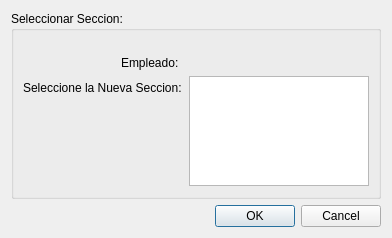
First picture: the form in src/ui/DialogAsignarEncargadoDeSeccion.ui, repository guilleurrutia10/division-transporte, before the edit.
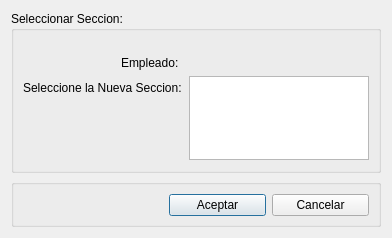
Second picture: the form after the edit.

Commit message: modificaciones ui con group box

The edit to the form file:
```diff
--- a/src/ui/DialogAsignarEncargadoDeSeccion.ui
+++ b/src/ui/DialogAsignarEncargadoDeSeccion.ui
@@ -73,13 +73,38 @@
     </widget>
    </item>
    <item>
-    <widget class="QDialogButtonBox" name="buttonBox">
-     <property name="orientation">
-      <enum>Qt::Horizontal</enum>
+    <widget class="QGroupBox" name="groupBoxButtonBox">
+     <property name="title">
+      <string/>
      </property>
-     <property name="standardButtons">
-      <set>QDialogButtonBox::Cancel|QDialogButtonBox::Ok</set>
-     </property>
+     <layout class="QHBoxLayout" name="horizontalLayout_2">
+      <property name="leftMargin">
+       <number>155</number>
+      </property>
+      <property name="topMargin">
+       <number>9</number>
+      </property>
+      <property name="rightMargin">
+       <number>9</number>
+      </property>
+      <property name="bottomMargin">
+       <number>8</number>
+      </property>
+      <item>
+       <widget class="QPushButton" name="pushButtonAceptar">
+        <property name="text">
+         <string>Aceptar</string>
+        </property>
+       </widget>
+      </item>
+      <item>
+       <widget class="QPushButton" name="pushButtonCancelar">
+        <property name="text">
+         <string>Cancelar</string>
+        </property>
+       </widget>
+      </item>
+     </layout>
     </widget>
    </item>
   </layout>
```
The commit also changes 5 other files.
